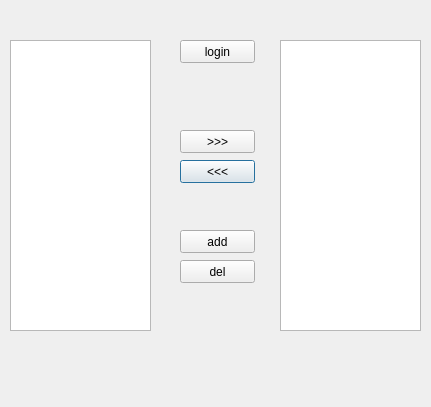
The window that main.ui (leenuu/file-encryption) describes before a commit, drawn with Qt 5.
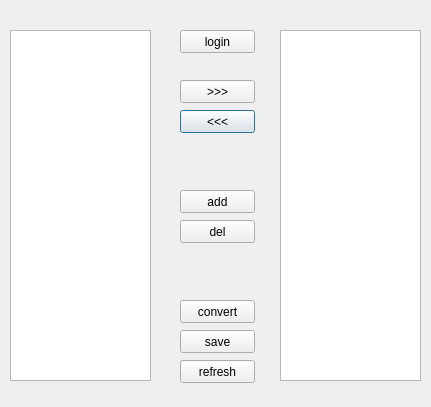
The same window after the commit.

Diff of the .ui file:
```diff
--- a/main.ui
+++ b/main.ui
@@ -17,7 +17,7 @@
    <property name="geometry">
     <rect>
      <x>180</x>
-     <y>160</y>
+     <y>110</y>
      <width>75</width>
      <height>23</height>
     </rect>
@@ -26,21 +26,11 @@
     <string>&lt;&lt;&lt;</string>
    </property>
   </widget>
-  <widget class="QListView" name="all_it">
-   <property name="geometry">
-    <rect>
-     <x>10</x>
-     <y>40</y>
-     <width>141</width>
-     <height>291</height>
-    </rect>
-   </property>
-  </widget>
-  <widget class="QPushButton" name="add_2">
+  <widget class="QPushButton" name="del_btn">
    <property name="geometry">
     <rect>
      <x>180</x>
-     <y>260</y>
+     <y>220</y>
      <width>75</width>
      <height>23</height>
     </rect>
@@ -49,21 +39,11 @@
     <string>del</string>
    </property>
   </widget>
-  <widget class="QListView" name="selec_it">
-   <property name="geometry">
-    <rect>
-     <x>280</x>
-     <y>40</y>
-     <width>141</width>
-     <height>291</height>
-    </rect>
-   </property>
-  </widget>
-  <widget class="QPushButton" name="push_it">
+  <widget class="QPushButton" name="push_btn">
    <property name="geometry">
     <rect>
      <x>180</x>
-     <y>130</y>
+     <y>80</y>
      <width>75</width>
      <height>23</height>
     </rect>
@@ -76,7 +56,7 @@
    <property name="geometry">
     <rect>
      <x>180</x>
-     <y>230</y>
+     <y>190</y>
      <width>75</width>
      <height>23</height>
     </rect>
@@ -89,7 +69,7 @@
    <property name="geometry">
     <rect>
      <x>180</x>
-     <y>40</y>
+     <y>30</y>
      <width>75</width>
      <height>23</height>
     </rect>
@@ -98,6 +78,65 @@
     <string>login</string>
    </property>
   </widget>
+  <widget class="QListWidget" name="all_btn">
+   <property name="geometry">
+    <rect>
+     <x>10</x>
+     <y>30</y>
+     <width>141</width>
+     <height>351</height>
+    </rect>
+   </property>
+  </widget>
+  <widget class="QListWidget" name="selec_it">
+   <property name="geometry">
+    <rect>
+     <x>280</x>
+     <y>30</y>
+     <width>141</width>
+     <height>351</height>
+    </rect>
+   </property>
+  </widget>
+  <widget class="QPushButton" name="save_btn">
+   <property name="geometry">
+    <rect>
+     <x>180</x>
+     <y>330</y>
+     <width>75</width>
+     <height>23</height>
+    </rect>
+   </property>
+   <property name="text">
+    <string>save</string>
+   </property>
+  </widget>
+  <widget class="QPushButton" name="Refresh_btn">
+   <property name="geometry">
+    <rect>
+     <x>180</x>
+     <y>360</y>
+     <width>75</width>
+     <height>23</height>
+    </rect>
+   </property>
+   <property name="text">
+    <string>refresh</string>
+   </property>
+  </widget>
+  <widget class="QPushButton" name="convert_btn">
+   <property name="geometry">
+    <rect>
+     <x>180</x>
+     <y>300</y>
+     <width>75</width>
+     <height>23</height>
+    </rect>
+   </property>
+   <property name="text">
+    <string>convert</string>
+   </property>
+  </widget>
  </widget>
  <resources/>
  <connections/>
```
Left out of the diff: 6 changed lines with no effect on the pictures.
